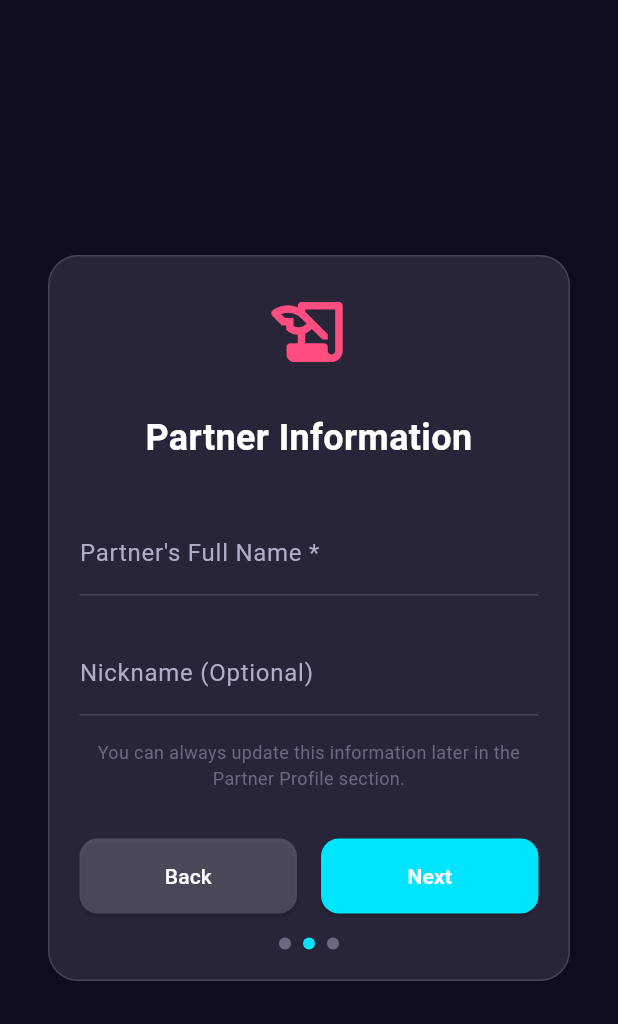
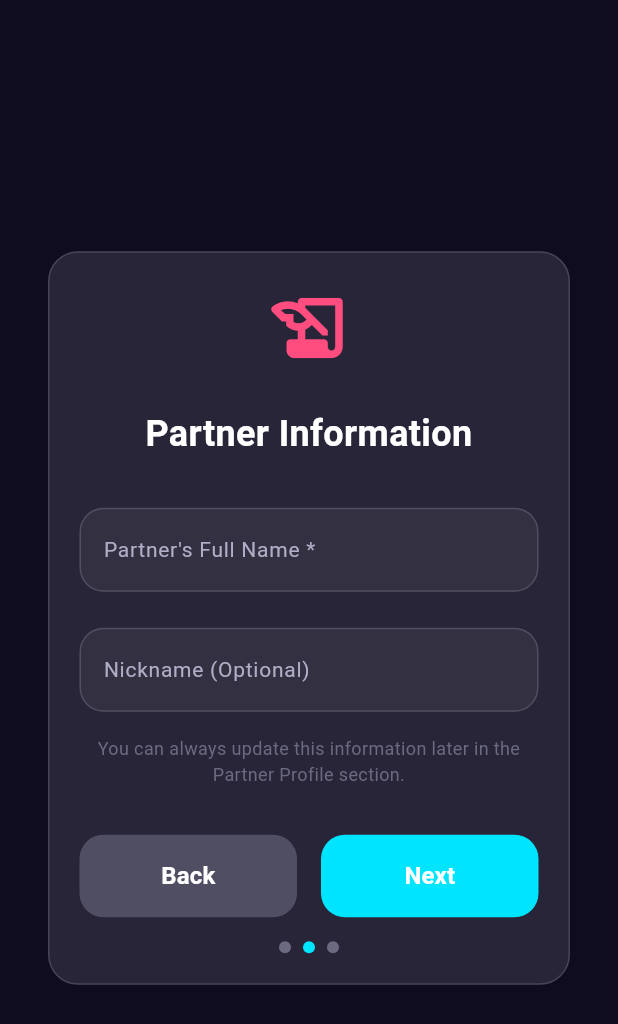
Before and after one commit to shado-ui/the-archive, a Flutter app: the SetupScreen screen opened by its route, after a tap on "Next", on a phone screen of 412 x 824 dp. Shown: the top 1024 px of the screen. Run offline on Flutter 3.47's test engine with Material 3 defaults, Android fonts, the phone set to English and light mode, and no system bars; our stand-ins replace flutter_riverpod, flutter_secure_storage, go_router, local_auth, shared_preferences, supabase_flutter; accounts and stored records are empty.

Commit message:
Refactor SetupScreen with new components and logging

```diff
--- a/lib/features/ui_screens.dart
+++ b/lib/features/ui_screens.dart
@@ -559,7 +559,7 @@ class _SetupScreenState extends ConsumerState<SetupScreen> {
   bool _loading = false;
 
   final List<String> _steps = [
-    "Welcome to The Krisha Archive",
+    "Welcome to The Archive",
     "Partner Information",
     "Setup Complete",
   ];
@@ -567,6 +567,8 @@ class _SetupScreenState extends ConsumerState<SetupScreen> {
   Future<void> _completeSetup() async {
     setState(() => _loading = true);
     try {
+      AppLogger.info('Starting partner profile setup');
+
       final partnerRepo = ref.read(partnerProfileRepositoryProvider);
       final user = ref.read(currentUserProvider);
 
@@ -592,14 +594,16 @@ class _SetupScreenState extends ConsumerState<SetupScreen> {
       );
 
       await partnerRepo.upsertPartnerProfile(partnerProfile);
+      AppLogger.info('Partner profile created successfully');
 
       if (mounted) {
         ScaffoldMessenger.of(context).showSnackBar(
-          const SnackBar(content: Text("Setup complete! Welcome to The Krisha Archive")),
+          const SnackBar(content: Text("Setup complete! Welcome to The Archive")),
         );
         context.go('/dashboard');
       }
     } catch (e) {
+      AppLogger.error('Setup failed', error: e);
       if (mounted) {
         ScaffoldMessenger.of(context).showSnackBar(
           SnackBar(content: Text("Setup failed: ${e.toString()}")),
@@ -655,29 +659,21 @@ class _SetupScreenState extends ConsumerState<SetupScreen> {
                   children: [
                     if (_currentStep > 0)
                       Expanded(
-                        child: ElevatedButton(
-                          style: ElevatedButton.styleFrom(
-                            backgroundColor: AppColors.getTextSecondary(isDark).withOpacity(0.3),
-                            minimumSize: const Size(double.infinity, 50),
-                            shape: RoundedRectangleBorder(borderRadius: BorderRadius.circular(12)),
-                          ),
+                        child: AppButton(
+                          label: "Back",
                           onPressed: _previousStep,
-                          child: Text("Back", style: TextStyle(color: AppColors.getTextPrimary(isDark))),
+                          backgroundColor: AppColors.getTextSecondary(isDark).withOpacity(0.3),
+                          textColor: AppColors.getTextPrimary(isDark),
                         ),
                       ),
                     if (_currentStep > 0) const SizedBox(width: 16),
                     Expanded(
-                      child: ElevatedButton(
-                        style: ElevatedButton.styleFrom(
-                          backgroundColor: AppColors.getAccent(appTheme),
-                          minimumSize: const Size(double.infinity, 50),
-                          shape: RoundedRectangleBorder(borderRadius: BorderRadius.circular(12)),
-                        ),
+                      child: AppButton(
+                        label: _currentStep == _steps.length - 1 ? "Complete Setup" : "Next",
                         onPressed: _loading ? null : (_currentStep == _steps.length - 1 ? _completeSetup : _nextStep),
-                        child: _loading
-                          ? const CircularProgressIndicator(color: Colors.white)
-                          : Text(_currentStep == _steps.length - 1 ? "Complete Setup" : "Next",
-                              style: TextStyle(color: AppColors.getTextPrimary(isDark), fontWeight: FontWeight.bold)),
+                        isLoading: _loading,
+                        backgroundColor: AppColors.getAccent(appTheme),
+                        textColor: AppColors.getTextPrimary(isDark),
                       ),
                     ),
                   ],
@@ -723,7 +719,7 @@ class _SetupScreenState extends ConsumerState<SetupScreen> {
             const SizedBox(height: 24),
             _buildFeatureItem(Icons.favorite_rounded, "Memories & Stories", "Preserve your precious moments together"),
             const SizedBox(height: 16),
-            _buildFeatureItem(Icons.lock_rounded, "Secure Vault", "AES-256 encrypted password manager"),
+            _buildFeatureItem(Icons.lock_rounded, "Secure Vault", "PIN-protected password manager"),
             const SizedBox(height: 16),
             _buildFeatureItem(Icons.calendar_month_rounded, "Timeline & Events", "Track anniversaries and milestones"),
             const SizedBox(height: 16),
@@ -733,28 +729,16 @@ class _SetupScreenState extends ConsumerState<SetupScreen> {
       case 1:
         return Column(
           children: [
-            TextField(
+            AppTextField(
               controller: _partnerNameController,
-              style: TextStyle(color: AppColors.getTextPrimary(isDark)),
-              decoration: InputDecoration(
-                labelText: "Partner's Full Name *",
-                labelStyle: TextStyle(color: AppColors.getTextSecondary(isDark)),
-                enabledBorder: UnderlineInputBorder(borderSide: BorderSide(color: AppColors.getGlassBorder(isDark))),
-                hintText: "e.g., Krisha Johnson",
-                hintStyle: TextStyle(color: AppColors.getTextMuted(isDark)),
-              ),
+              label: "Partner's Full Name *",
+              hint: "e.g., Krisha Johnson",
             ),
             const SizedBox(height: 24),
-            TextField(
+            AppTextField(
               controller: _nicknameController,
-              style: TextStyle(color: AppColors.getTextPrimary(isDark)),
-              decoration: InputDecoration(
-                labelText: "Nickname (Optional)",
-                labelStyle: TextStyle(color: AppColors.getTextSecondary(isDark)),
-                enabledBorder: UnderlineInputBorder(borderSide: BorderSide(color: AppColors.getGlassBorder(isDark))),
-                hintText: "e.g., Baby, Love, Sweetheart",
-                hintStyle: TextStyle(color: AppColors.getTextMuted(isDark)),
-              ),
+              label: "Nickname (Optional)",
+              hint: "e.g., Baby, Love, Sweetheart",
             ),
             const SizedBox(height: 16),
             Text(
```
